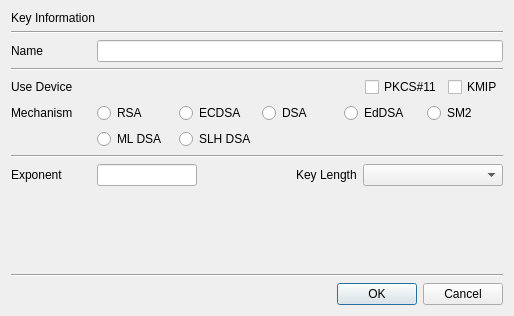
Qt form CertMan/new_key_dlg.ui (jykim74/CertMan) before a commit.
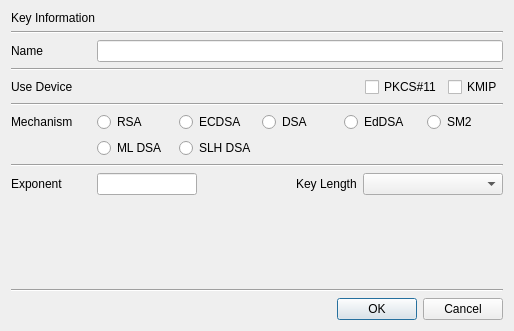
The same form after that commit.

Patch:
```diff
--- a/CertMan/new_key_dlg.ui
+++ b/CertMan/new_key_dlg.ui
@@ -7,7 +7,7 @@
     <x>0</x>
     <y>0</y>
     <width>514</width>
-    <height>316</height>
+    <height>331</height>
    </rect>
   </property>
   <property name="windowTitle">
@@ -118,6 +118,13 @@
      </item>
     </layout>
    </item>
+   <item>
+    <widget class="Line" name="line_5">
+     <property name="orientation">
+      <enum>Qt::Horizontal</enum>
+     </property>
+    </widget>
+   </item>
    <item>
     <layout class="QGridLayout" name="gridLayout_3">
      <property name="topMargin">
```
